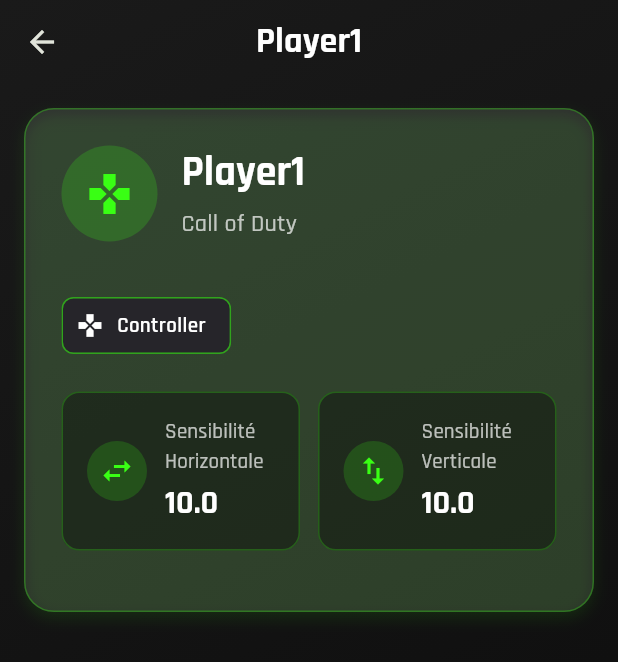
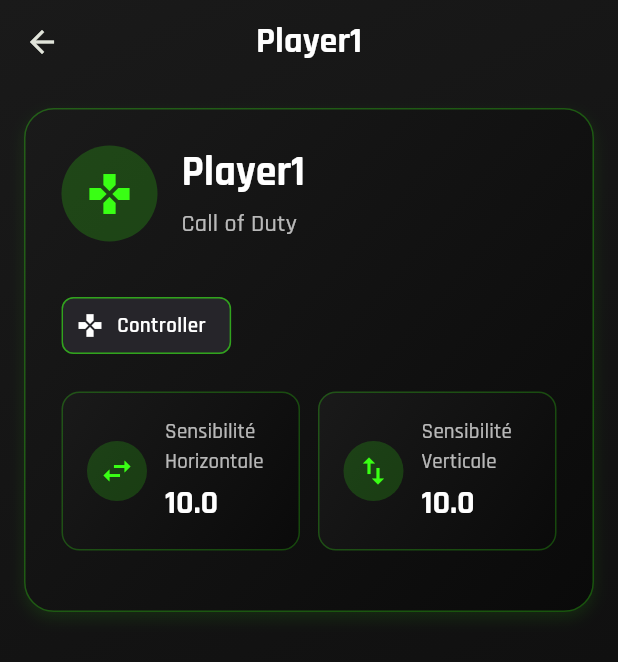
Before and after one commit to dejaham/fpsprosettings, a Flutter app: the PlayerDetailsPage screen opened directly with sample values from the repository, on a phone screen of 412 x 824 dp. Shown: the top 662 px of the screen. Run offline on Flutter 3.47's test engine with Material 3 defaults, Android fonts, the light colour scheme and no system bars; our stand-ins replace cloud_firestore, firebase_core, google_fonts; accounts and stored records are empty.

Commit message:
Changement de couleurs des carte en arriere plan anthracite

```diff
--- a/lib/screens/player_details_page.dart
+++ b/lib/screens/player_details_page.dart
@@ -46,7 +46,14 @@ class PlayerDetailsPage extends StatelessWidget {
             Container(
               decoration: BoxDecoration(
                 borderRadius: BorderRadius.circular(20),
-                color: Colors.white.withOpacity(0.1),
+                gradient: const LinearGradient(
+                  begin: Alignment.topLeft,
+                  end: Alignment.bottomRight,
+                  colors: [
+                    Color(0xFF1A1A1A),
+                    Color(0xFF0A0A0A),
+                  ],
+                ),
                 border: Border.all(
                   color: Theme.of(context).primaryColor.withOpacity(0.3),
                   width: 1,
@@ -233,7 +240,14 @@ class PlayerDetailsPage extends StatelessWidget {
       padding: EdgeInsets.all(16),
       decoration: BoxDecoration(
         borderRadius: BorderRadius.circular(12),
-        color: Colors.black.withOpacity(0.35),
+        gradient: const LinearGradient(
+          begin: Alignment.topLeft,
+          end: Alignment.bottomRight,
+          colors: [
+            Color(0xFF1A1A1A),
+            Color(0xFF0A0A0A),
+          ],
+        ),
         border: Border.all(
           color: Theme.of(context).primaryColor.withOpacity(0.25),
           width: 1,
```
Also changed, not shown: lib/screens/players_page.dart (+8 -1 lines).
